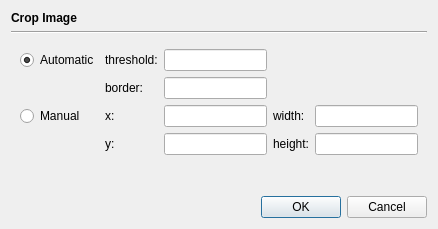
Before: the Qt Designer form src/fitsip/coreplugins/opcropdialog.ui in braeun/FitsIP, drawn with Qt 5.
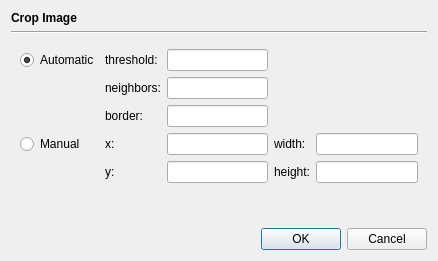
After: the same form once the commit is applied.

What changed in the file:
```diff
--- a/src/fitsip/coreplugins/opcropdialog.ui
+++ b/src/fitsip/coreplugins/opcropdialog.ui
@@ -7,7 +7,7 @@
     <x>0</x>
     <y>0</y>
     <width>438</width>
-    <height>229</height>
+    <height>261</height>
    </rect>
   </property>
   <property name="windowTitle">
@@ -36,20 +36,7 @@
    <item>
     <widget class="QWidget" name="widget" native="true">
      <layout class="QGridLayout" name="gridLayout">
-      <item row="3" column="4">
-       <widget class="QLineEdit" name="heightField"/>
-      </item>
-      <item row="3" column="1">
-       <widget class="QLabel" name="label_5">
-        <property name="text">
-         <string>y:</string>
-        </property>
-       </widget>
-      </item>
-      <item row="2" column="2">
-       <widget class="QLineEdit" name="xField"/>
-      </item>
-      <item row="2" column="0">
+      <item row="3" column="0">
        <widget class="QRadioButton" name="manualButton">
         <property name="text">
          <string>Manual</string>
@@ -59,13 +46,7 @@
         </attribute>
        </widget>
       </item>
-      <item row="3" column="2">
-       <widget class="QLineEdit" name="yField"/>
-      </item>
-      <item row="2" column="4">
-       <widget class="QLineEdit" name="widthField"/>
-      </item>
-      <item row="2" column="1">
+      <item row="3" column="1">
        <widget class="QLabel" name="label_2">
         <property name="text">
          <string>x:</string>
@@ -73,16 +54,28 @@
        </widget>
       </item>
       <item row="3" column="3">
-       <widget class="QLabel" name="label_6">
+       <widget class="QLineEdit" name="xField"/>
+      </item>
+      <item row="4" column="5">
+       <widget class="QLineEdit" name="heightField"/>
+      </item>
+      <item row="3" column="5">
+       <widget class="QLineEdit" name="widthField"/>
+      </item>
+      <item row="0" column="3">
+       <widget class="QLineEdit" name="thresholdField"/>
+      </item>
+      <item row="0" column="1">
+       <widget class="QLabel" name="label_7">
         <property name="text">
-         <string>height:</string>
+         <string>threshold:</string>
         </property>
        </widget>
       </item>
-      <item row="2" column="3">
-       <widget class="QLabel" name="label_4">
+      <item row="2" column="1">
+       <widget class="QLabel" name="label_3">
         <property name="text">
-         <string>width:</string>
+         <string>border:</string>
         </property>
        </widget>
       </item>
@@ -99,25 +92,42 @@
         </attribute>
        </widget>
       </item>
-      <item row="1" column="2">
+      <item row="2" column="3">
        <widget class="QLineEdit" name="borderField"/>
       </item>
+      <item row="4" column="3">
+       <widget class="QLineEdit" name="yField"/>
+      </item>
       <item row="1" column="1">
-       <widget class="QLabel" name="label_3">
+       <widget class="QLabel" name="label_8">
         <property name="text">
-         <string>border:</string>
+         <string>neighbors:</string>
         </property>
        </widget>
       </item>
-      <item row="0" column="1">
-       <widget class="QLabel" name="label_7">
+      <item row="3" column="4">
+       <widget class="QLabel" name="label_4">
         <property name="text">
-         <string>threshold:</string>
+         <string>width:</string>
         </property>
        </widget>
       </item>
-      <item row="0" column="2">
-       <widget class="QLineEdit" name="thresholdField"/>
+      <item row="4" column="1">
+       <widget class="QLabel" name="label_5">
+        <property name="text">
+         <string>y:</string>
+        </property>
+       </widget>
+      </item>
+      <item row="4" column="4">
+       <widget class="QLabel" name="label_6">
+        <property name="text">
+         <string>height:</string>
+        </property>
+       </widget>
+      </item>
+      <item row="1" column="3">
+       <widget class="QLineEdit" name="neighborsField"/>
       </item>
      </layout>
     </widget>
```
Left out of the diff: 11 changed lines with no effect on the pictures.
